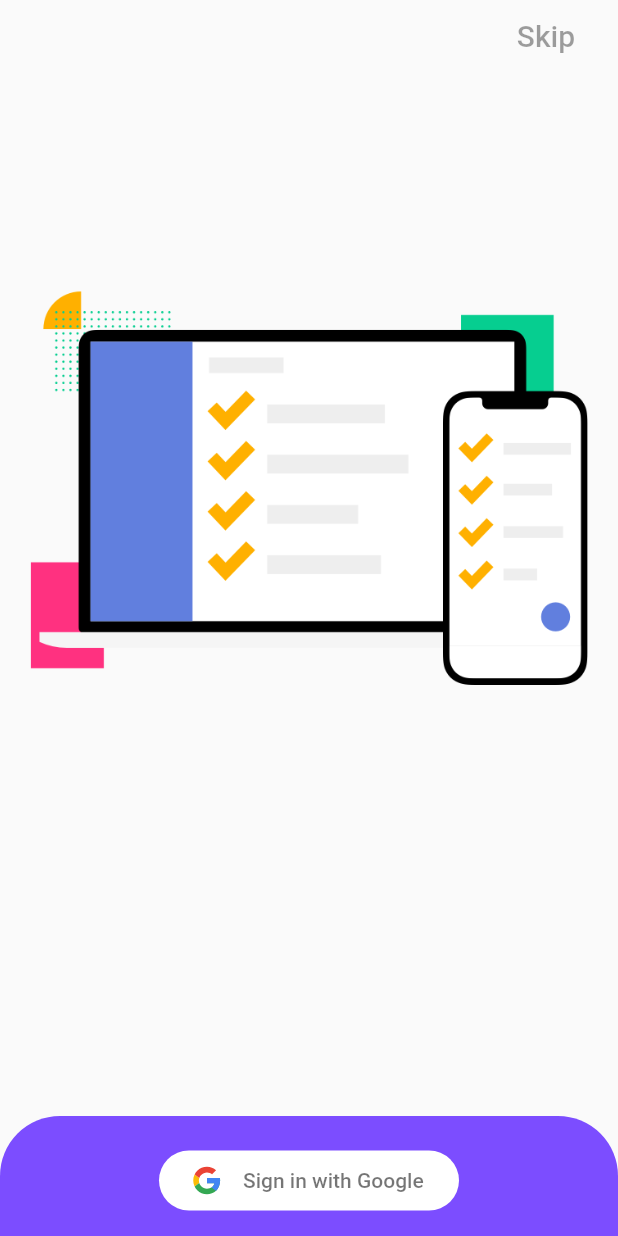
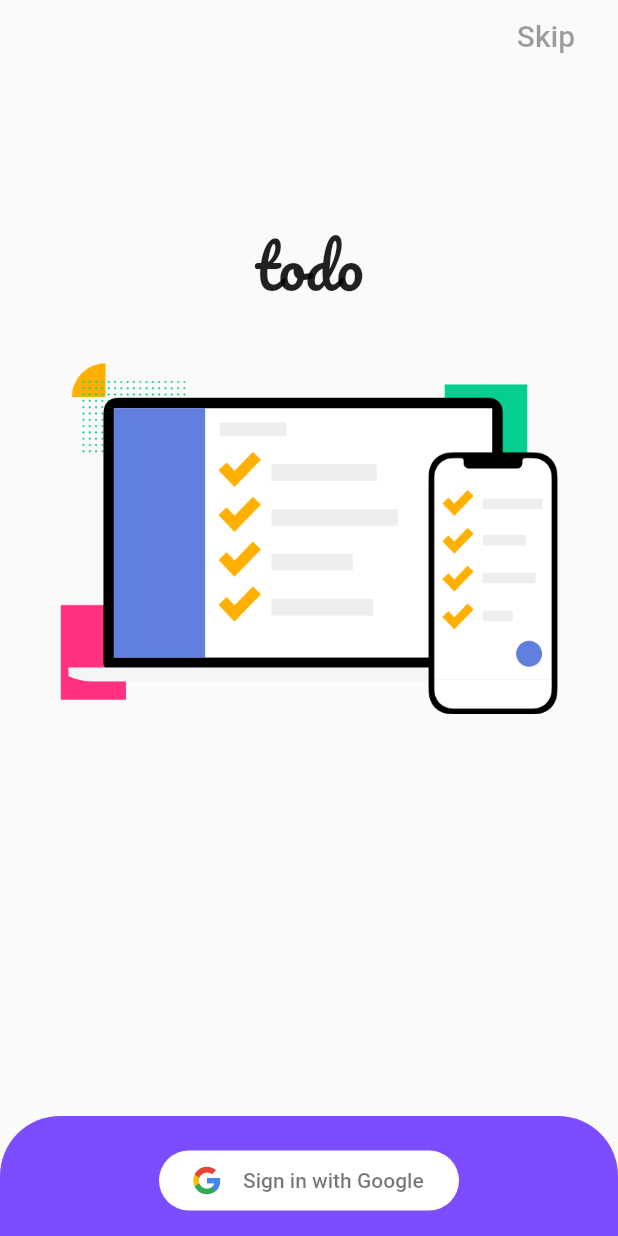
Before and after one commit to prashantsachan98/todo-with-firebase, a Flutter app: the screen it shows after launch, on a phone screen of 412 x 824 dp. Run offline on Flutter 3.47's test engine with Material 2 defaults, Android fonts, the light colour scheme and no system bars; our stand-ins replace cloud_firestore, firebase_auth, firebase_core, flutter_svg, get, google_fonts and 1 more; accounts and stored records are empty.

Commit message:
basic changes

```diff
--- a/lib/main.dart
+++ b/lib/main.dart
@@ -3,7 +3,7 @@ import 'package:firebase_auth/firebase_auth.dart';
 import 'package:firebase_core/firebase_core.dart';
 import 'package:flutter/cupertino.dart';
 import 'package:flutter/material.dart';
-import 'package:flutter/services.dart';
+//import 'package:flutter/services.dart';
 import 'package:get/get.dart';
 import 'controller/controller.dart';
 import 'screen/login.dart';
@@ -23,9 +23,10 @@ class MyApp extends StatelessWidget {
   MyApp(this.isLogin);
   @override
   Widget build(BuildContext context) {
-    SystemChrome.setEnabledSystemUIOverlays([SystemUiOverlay.bottom]);
+    //SystemChrome.setEnabledSystemUIOverlays([SystemUiOverlay.bottom]);
     return GetMaterialApp(
-        theme: ThemeData(primaryColor: Colors.black),
+        debugShowCheckedModeBanner: false,
+        theme: ThemeData(primaryColor: Colors.deepPurpleAccent),
         home: isLogin
             ? MyHomePage(
                 uid: test.uid,
--- a/lib/screen/login.dart
+++ b/lib/screen/login.dart
@@ -4,6 +4,7 @@ import 'package:flutter/cupertino.dart';
 import 'package:flutter_svg/flutter_svg.dart';
 import 'package:flutter/material.dart';
 import 'package:get/get.dart';
+import 'package:google_fonts/google_fonts.dart';
 import './task.dart';
 import 'package:firebase_auth/firebase_auth.dart';
 
@@ -44,12 +45,21 @@ class Login extends StatelessWidget {
               height: 80,
             ),
             Column(
-              mainAxisAlignment: MainAxisAlignment.spaceEvenly,
+              mainAxisAlignment: MainAxisAlignment.center,
               children: [
+                Text(
+                  'todo',
+                  style: GoogleFonts.pacifico(fontSize: 40),
+                ),
+                SizedBox(
+                  height: 30,
+                ),
                 Container(
-                    padding: EdgeInsets.all(20),
+                    padding: EdgeInsets.symmetric(horizontal: 40),
                     child: Image.asset('assets/task.png')),
-                SizedBox()
+                SizedBox(
+                  height: MediaQuery.of(context).size.height * 0.25,
+                ),
               ],
             ),
             Column(
@@ -57,6 +67,7 @@ class Login extends StatelessWidget {
               children: [
                 InkWell(
                   child: Container(
+
                     decoration: BoxDecoration(
                         borderRadius: BorderRadius.circular(20),
                         color: Colors.white),
```
Also changed, not shown: lib/screen/task.dart (+32 -13 lines).
